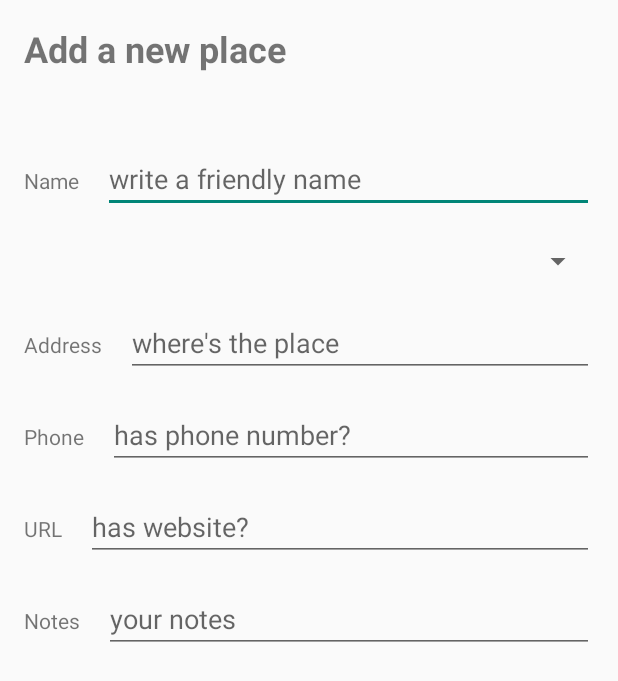
After one commit to aaronFortuno/Plazes, an Android app: the layout place_edit.xml on its own in the app's theme, with its tools: preview values and no code run, on a phone screen of 412 x 824 dp. The commit adds this screen. Shown: the top 681 px of the screen. Run offline under Robolectric (Android 15) with nearby library versions, the phone set to English and light mode, and no system bars.

Commit message:
- Land qualifier activity_main.xml - Added place_edit.xml layout

```diff
--- a/app/src/main/java/net/estemon/studio/plazes/MainActivity.java
+++ b/app/src/main/java/net/estemon/studio/plazes/MainActivity.java
@@ -9,7 +9,7 @@ public class MainActivity extends AppCompatActivity {
     @Override
     protected void onCreate(Bundle savedInstanceState) {
         super.onCreate(savedInstanceState);
-        setContentView(R.layout.activity_scrolling);
+        setContentView(R.layout.activity_main);
 
     }
 }
--- a/app/src/main/res/layout/activity_scrolling.xml
+++ b/app/src/main/res/layout/activity_main.xml
@@ -63,9 +63,9 @@
         app:headerLayout="@layout/drawer"
         app:menu="@menu/drawer_menu">
 
-       <!-- <include layout="@layout/drawer"
-            android:layout_width="match_parent"
-            android:layout_height="match_parent" />-->
+        <include layout="@layout/drawer"
+             android:layout_width="match_parent"
+             android:layout_height="match_parent" />
 
     </com.google.android.material.navigation.NavigationView>
 
--- a/app/src/main/res/layout/drawer.xml
+++ b/app/src/main/res/layout/drawer.xml
@@ -1,6 +1,4 @@
 <?xml version="1.0" encoding="utf-8"?>
-<!-- NOT IN USE -->
-
 <LinearLayout xmlns:android="http://schemas.android.com/apk/res/android"
     android:layout_width="match_parent"
     android:layout_height="match_parent"
@@ -31,7 +29,7 @@
             android:layout_below="@+id/drawer_text_title"
             android:layout_alignParentBottom="true"
             android:paddingStart="16dp"
-            android:paddingRight="16dp"
+            android:paddingEnd="16dp"
             android:paddingBottom="16dp"
             android:text="@string/app_subtitle"
             android:textColor="@color/white" />
--- /dev/null
+++ b/app/src/main/res/layout/place_edit.xml
@@ -0,0 +1,152 @@
+<?xml version="1.0" encoding="utf-8"?>
+<androidx.core.widget.NestedScrollView xmlns:android="http://schemas.android.com/apk/res/android"
+    xmlns:app="http://schemas.android.com/apk/res-auto"
+    xmlns:tools="http://schemas.android.com/tools"
+    android:layout_width="match_parent"
+    android:layout_height="match_parent">
+
+    <androidx.constraintlayout.widget.ConstraintLayout
+        android:layout_width="match_parent"
+        android:layout_height="match_parent">
+
+        <TextView
+            android:id="@+id/tag_title"
+            android:layout_width="wrap_content"
+            android:layout_height="wrap_content"
+            android:layout_marginStart="16dp"
+            android:layout_marginTop="16dp"
+            android:text="Add a new place"
+            android:textSize="24sp"
+            android:textStyle="bold"
+            app:layout_constraintStart_toStartOf="parent"
+            app:layout_constraintTop_toTopOf="parent" />
+
+        <TextView
+            android:id="@+id/tag_name"
+            android:layout_width="wrap_content"
+            android:layout_height="wrap_content"
+            android:layout_marginStart="16dp"
+            android:text="Name"
+            app:layout_constraintBaseline_toBaselineOf="@+id/text_name"
+            app:layout_constraintStart_toStartOf="parent" />
+
+        <EditText
+            android:id="@+id/text_name"
+            android:layout_width="0dp"
+            android:layout_height="wrap_content"
+            android:layout_marginStart="16dp"
+            android:layout_marginTop="48dp"
+            android:layout_marginEnd="16dp"
+            android:ems="10"
+            android:hint="write a friendly name"
+            android:inputType="text"
+            app:layout_constraintEnd_toEndOf="parent"
+            app:layout_constraintStart_toEndOf="@+id/tag_name"
+            app:layout_constraintTop_toBottomOf="@+id/tag_title" />
+
+        <Spinner
+            android:id="@+id/type_spinner"
+            android:layout_width="match_parent"
+            android:layout_height="32dp"
+            android:layout_marginStart="16dp"
+            android:layout_marginTop="16dp"
+            android:layout_marginEnd="16dp"
+            app:layout_constraintEnd_toEndOf="parent"
+            app:layout_constraintStart_toStartOf="parent"
+            app:layout_constraintTop_toBottomOf="@+id/text_name" />
+
+        <TextView
+            android:id="@+id/tag_address"
+            android:layout_width="wrap_content"
+            android:layout_height="wrap_content"
+            android:layout_marginStart="16dp"
+            android:text="Address"
+            app:layout_constraintBaseline_toBaselineOf="@+id/text_address"
+            app:layout_constraintStart_toStartOf="parent" />
+
+        <EditText
+            android:id="@+id/text_address"
+            android:layout_width="0dp"
+            android:layout_height="wrap_content"
+            android:layout_marginStart="16dp"
+            android:layout_marginTop="16dp"
+            android:layout_marginEnd="16dp"
+            android:ems="10"
+            android:hint="where's the place"
+            android:inputType="text|textPostalAddress|textMultiLine"
+            app:layout_constraintEnd_toEndOf="parent"
+            app:layout_constraintStart_toEndOf="@+id/tag_address"
+            app:layout_constraintTop_toBottomOf="@+id/type_spinner" />
+
+        <TextView
+            android:id="@+id/tag_phone"
+            android:layout_width="wrap_content"
+            android:layout_height="wrap_content"
+            android:layout_marginStart="16dp"
+            android:text="Phone"
+            app:layout_constraintBaseline_toBaselineOf="@+id/text_phone"
+            app:layout_constraintStart_toStartOf="parent" />
+
+        <EditText
+            android:id="@+id/text_phone"
+            android:layout_width="0dp"
+            android:layout_height="wrap_content"
+            android:layout_marginStart="16dp"
+            android:layout_marginTop="16dp"
+            android:layout_marginEnd="16dp"
+            android:ems="10"
+            android:hint="has phone number?"
+            android:inputType="phone"
+            app:layout_constraintEnd_toEndOf="parent"
+            app:layout_constraintStart_toEndOf="@+id/tag_phone"
+            app:layout_constraintTop_toBottomOf="@+id/text_address" />
+
+        <TextView
+            android:id="@+id/tag_url"
+            android:layout_width="wrap_content"
+            android:layout_height="wrap_content"
+            android:layout_marginStart="16dp"
+            android:text="URL"
+            app:layout_constraintBaseline_toBaselineOf="@+id/text_url"
+            app:layout_constraintStart_toStartOf="parent" />
+
+        <EditText
+            android:id="@+id/text_url"
+            android:layout_width="0dp"
+            android:layout_height="wrap_content"
+            android:layout_marginStart="16dp"
+            android:layout_marginTop="16dp"
+            android:layout_marginEnd="16dp"
+            android:ems="10"
+            android:hint="has website?"
+            android:inputType="text|textUri"
+            app:layout_constraintEnd_toEndOf="parent"
+            app:layout_constraintStart_toEndOf="@+id/tag_url"
+            app:layout_constraintTop_toBottomOf="@+id/text_phone" />
+
+        <TextView
+            android:id="@+id/tag_notes"
+            android:layout_width="wrap_content"
+            android:layout_height="wrap_content"
+            android:layout_marginStart="16dp"
+            android:text="Notes"
+            app:layout_constraintBaseline_toBaselineOf="@+id/text_notes"
+            app:layout_constraintStart_toStartOf="parent" />
+
+        <EditText
+            android:id="@+id/text_notes"
+            android:layout_width="0dp"
+            android:layout_height="wrap_content"
+            android:layout_marginStart="16dp"
+            android:layout_marginTop="16dp"
+            android:layout_marginEnd="16dp"
+            android:ems="10"
+            android:gravity="start|top"
+            android:hint="your notes"
+            android:inputType="textMultiLine"
+            app:layout_constraintEnd_toEndOf="parent"
+            app:layout_constraintStart_toEndOf="@+id/tag_notes"
+            app:layout_constraintTop_toBottomOf="@+id/text_url" />
+
+    </androidx.constraintlayout.widget.ConstraintLayout>
+</androidx.core.widget.NestedScrollView>
```
Also changed, not shown: app/src/main/res/layout-land/activity_main.xml (added, +77 -0 lines), app/src/main/res/values/styles.xml (added, +11 -0 lines).
